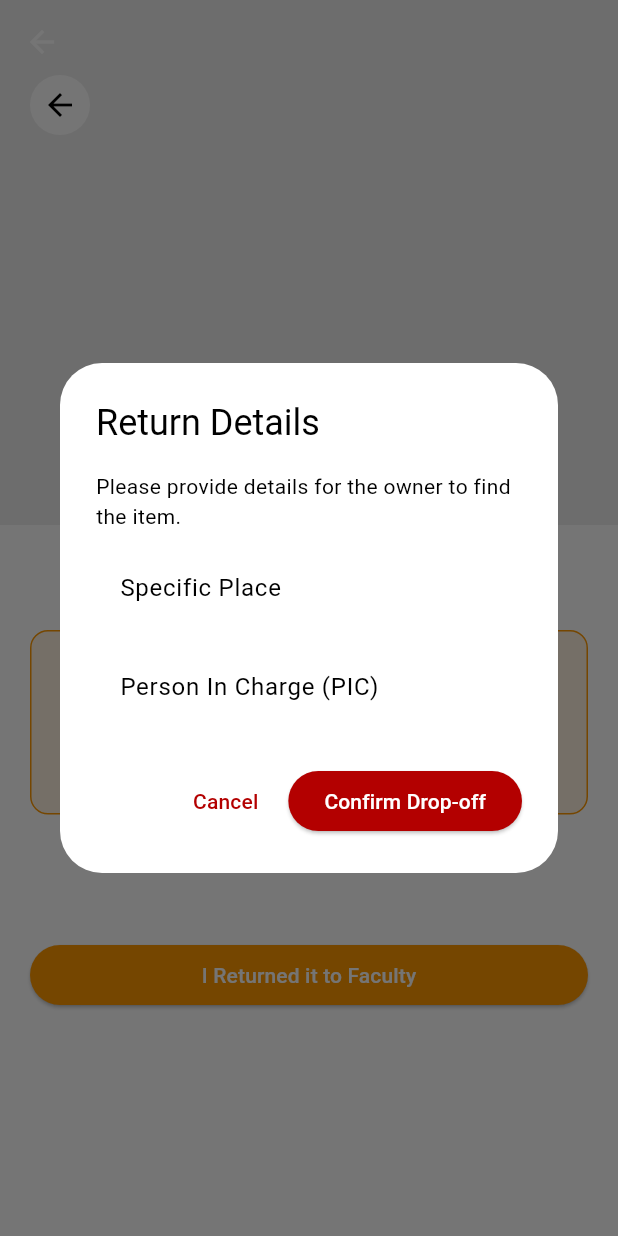
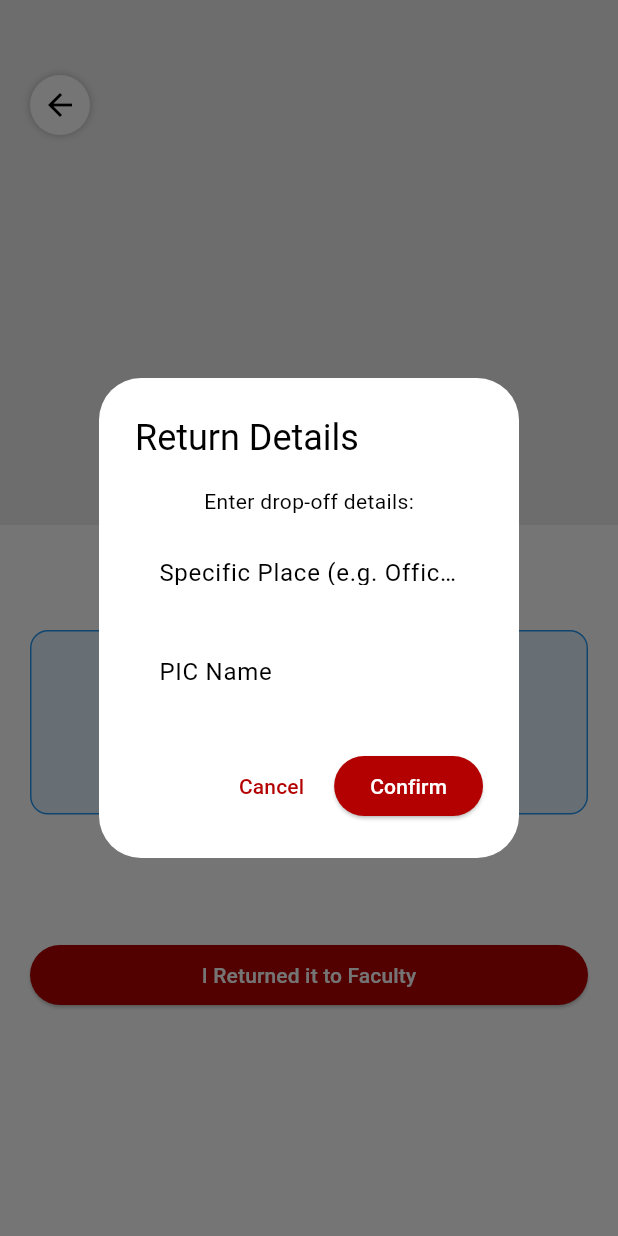
Before and after one commit to alfsyhm1/upm_lost_found, a Flutter app: the ItemDetailScreen screen opened directly with empty values, after a tap on "I Returned it to Faculty", on a phone screen of 412 x 824 dp. Run offline on Flutter 3.47's test engine with Material 3 defaults, Android fonts, the phone set to English and light mode, and no system bars; our stand-ins replace badges, confetti, flutter_map, geocoding, geolocator, image_picker and 4 more; missing offline and left inert: google_mlkit_image_labeling; accounts and stored records are empty.

Commit message:
all good. googlemap issue

```diff
--- a/lib/screens/item_detail_screen.dart
+++ b/lib/screens/item_detail_screen.dart
@@ -1,19 +1,36 @@
 import 'package:flutter/material.dart';
 import 'package:supabase_flutter/supabase_flutter.dart';
+import 'package:url_launcher/url_launcher.dart'; // REQUIRED PACKAGE
 import '../models/item_model.dart';
+import '../models/faculty_model.dart'; // To get coordinates
 import 'chat_screen.dart';
-import 'route_map_screen.dart';
 
 class ItemDetailScreen extends StatelessWidget {
   final Item item;
   const ItemDetailScreen({super.key, required this.item});
 
-  // --- UPDATED: Ask for PIC and Specific Place ---
+  Future<void> _launchMaps() async {
+    try {
+      // Find the faculty node to get coordinates
+      final node = facultyNodes.firstWhere((n) => n.name == item.dropOffNode);
+      final url = Uri.parse("https://www.google.com/maps/search/?api=1&query=${node.latitude},${node.longitude}");
+
+      if (await canLaunchUrl(url)) {
+        await launchUrl(url, mode: LaunchMode.externalApplication);
+      } else {
+        throw 'Could not launch maps';
+      }
+    } catch (e) {
+      // Fallback if name doesn't match perfectly
+      final fallbackUrl = Uri.parse("https://www.google.com/maps/search/?api=1&query=${Uri.encodeComponent(item.dropOffNode!)}");
+      launchUrl(fallbackUrl, mode: LaunchMode.externalApplication);
+    }
+  }
+
   Future<void> _markAsReturnedToFaculty(BuildContext context) async {
     final picController = TextEditingController();
     final locationController = TextEditingController();
 
-    // 1. Show Dialog to get details
     final shouldProceed = await showDialog<bool>(
       context: context,
       builder: (ctx) => AlertDialog(
@@ -21,86 +38,41 @@ class ItemDetailScreen extends StatelessWidget {
         content: Column(
           mainAxisSize: MainAxisSize.min,
           children: [
-            const Text("Please provide details for the owner to find the item."),
+            const Text("Enter drop-off details:"),
             const SizedBox(height: 10),
-            TextField(
-              controller: locationController,
-              decoration: const InputDecoration(
-                labelText: "Specific Place",
-                hintText: "e.g., General Office / Lecturer Room",
-                border: OutlineInputBorder(),
-              ),
-            ),
+            TextField(controller: locationController, decoration: const InputDecoration(labelText: "Specific Place (e.g. Office)", border: OutlineInputBorder())),
             const SizedBox(height: 10),
-            TextField(
-              controller: picController,
-              decoration: const InputDecoration(
-                labelText: "Person In Charge (PIC)",
-                hintText: "e.g., Dr. Maslina / Mr. Ahmad",
-                border: OutlineInputBorder(),
-              ),
-            ),
+            TextField(controller: picController, decoration: const InputDecoration(labelText: "PIC Name", border: OutlineInputBorder())),
           ],
         ),
         actions: [
           TextButton(onPressed: () => Navigator.pop(ctx, false), child: const Text("Cancel")),
-          ElevatedButton(
-            onPressed: () => Navigator.pop(ctx, true),
-            child: const Text("Confirm Drop-off"),
-          ),
+          ElevatedButton(onPressed: () => Navigator.pop(ctx, true), child: const Text("Confirm")),
         ],
       ),
     );
 
     if (shouldProceed != true) return;
 
-    // 2. Formulate the new status message
-    String specificLoc = locationController.text.isEmpty ? "General Office" : locationController.text;
-    String picName = picController.text.isEmpty ? "Staff on duty" : picController.text;
+    String newDesc = "[AT FACULTY: ${item.dropOffNode}]\n📍 Place: ${locationController.text}\n👤 PIC: ${picController.text}\n\n${item.description}";
 
-    String newDesc = "[AT FACULTY: ${item.dropOffNode}]\n"
-        "📍 Specific Location: $specificLoc\n"
-        "👤 PIC: $picName\n\n"
-        "--- Original Description ---\n${item.description}";
-
-    // 3. Update Database
-    await Supabase.instance.client.from('items').update({
-      'description': newDesc,
-    }).eq('id', item.id);
+    await Supabase.instance.client.from('items').update({'description': newDesc}).eq('id', item.id);
 
     if (context.mounted) {
       Navigator.pop(context);
-      ScaffoldMessenger.of(context).showSnackBar(const SnackBar(content: Text("Status Updated: Item details saved!")));
+      ScaffoldMessenger.of(context).showSnackBar(const SnackBar(content: Text("Item updated!")));
     }
   }
 
-  // --- STAGE 2: Item Collected ---
   Future<void> _markAsCollected(BuildContext context) async {
-    final confirm = await showDialog<bool>(
-      context: context,
-      builder: (ctx) => AlertDialog(
-        title: const Text("Case Solved?"),
-        content: const Text("Has this item been successfully collected? This will remove the post."),
-        actions: [
-          TextButton(onPressed: () => Navigator.pop(ctx, false), child: const Text("Cancel")),
-          TextButton(onPressed: () => Navigator.pop(ctx, true), child: const Text("Yes, Collected")),
-        ],
-      ),
-    );
-
-    if (confirm == true) {
-      try {
-        await Supabase.instance.client.from('messages').delete().eq('item_id', item.id);
-        await Supabase.instance.client.from('items').delete().eq('id', item.id);
-
-        if (context.mounted) {
-          Navigator.pop(context);
-          ScaffoldMessenger.of(context).showSnackBar(const SnackBar(content: Text("Case Resolved! 🎉")));
-        }
-      } catch (e) {
-        if (context.mounted) ScaffoldMessenger.of(context).showSnackBar(SnackBar(content: Text("Error: $e")));
+    try {
+      await Supabase.instance.client.from('messages').delete().eq('item_id', item.id);
+      await Supabase.instance.client.from('items').delete().eq('id', item.id);
+      if (context.mounted) {
+        Navigator.pop(context);
+        ScaffoldMessenger.of(context).showSnackBar(const SnackBar(content: Text("Case Solved! 🎉")));
       }
-    }
+    } catch (_) {}
   }
 
   void _verifyAndClaim(BuildContext context) {
@@ -108,53 +80,8 @@ class ItemDetailScreen extends StatelessWidget {
       _openChat(context, verifiedFirstTry: false);
       return;
     }
-
-    showDialog(
-      context: context,
-      builder: (ctx) {
-        String? selectedAnswer;
-        final textController = TextEditingController();
-        int attempts = 0;
-        bool isMultipleChoice = item.verificationOptions.isNotEmpty;
-
-        return StatefulBuilder(builder: (context, setState) {
-          return AlertDialog(
-            title: const Text("Security Check"),
-            content: Column(
-              mainAxisSize: MainAxisSize.min,
-              children: [
-                Text(item.verificationQuestion!, style: const TextStyle(fontWeight: FontWeight.bold)),
-                const SizedBox(height: 15),
-                if (isMultipleChoice)
-                  ...item.verificationOptions.map((option) => RadioListTile(
-                    title: Text(option),
-                    value: option,
-                    groupValue: selectedAnswer,
-                    onChanged: (val) => setState(() => selectedAnswer = val as String),
-                  ))
-                else
-                  TextField(controller: textController, decoration: const InputDecoration(labelText: "Answer"))
-              ],
-            ),
-            actions: [
-              ElevatedButton(
-                onPressed: () {
-                  attempts++;
-                  String finalAnswer = isMultipleChoice ? (selectedAnswer ?? "") : textController.text.trim();
-                  if (finalAnswer.toLowerCase() == item.verificationAnswer?.toLowerCase()) {
-                    Navigator.pop(ctx);
-                    _openChat(context, verifiedFirstTry: attempts == 1);
-                  } else {
-                    ScaffoldMessenger.of(context).showSnackBar(const SnackBar(content: Text("Incorrect!"), backgroundColor: Colors.red));
-                  }
-                },
-                child: const Text("Verify"),
-              )
-            ],
-          );
-        });
-      },
-    );
+    // ... verification logic ...
+    _openChat(context, verifiedFirstTry: false);
   }
 
   void _openChat(BuildContext context, {required bool verifiedFirstTry}) async {
@@ -188,6 +115,7 @@ class ItemDetailScreen extends StatelessWidget {
             slivers: [
               SliverAppBar(
                 expandedHeight: 350,
+                automaticallyImplyLeading: false, // FIX: Removes the default back button
                 flexibleSpace: FlexibleSpaceBar(
                   background: item.imageUrls.isNotEmpty
                       ? Image.network(item.imageUrls[0], fit: BoxFit.cover)
@@ -204,9 +132,9 @@ class ItemDetailScreen extends StatelessWidget {
                       Container(
                         padding: const EdgeInsets.all(15),
                         decoration: BoxDecoration(
-                          color: isAtFaculty ? Colors.green.shade50 : Colors.orange.shade50,
+                          color: isAtFaculty ? Colors.green.shade50 : Colors.blue.shade50,
                           borderRadius: BorderRadius.circular(12),
-                          border: Border.all(color: isAtFaculty ? Colors.green : Colors.orange),
+                          border: Border.all(color: isAtFaculty ? Colors.green : Colors.blue),
                         ),
                         child: Column(
                           children: [
@@ -215,8 +143,8 @@ class ItemDetailScreen extends StatelessWidget {
                             if (!isAtFaculty)
                               ElevatedButton.icon(
                                 icon: const Icon(Icons.map, size: 16),
-                                label: const Text("Show Route (Dijkstra)"),
-                                onPressed: () => Navigator.push(context, MaterialPageRoute(builder: (_) => RouteMapScreen(destinationName: item.dropOffNode!))),
+                                label: const Text("Open in Google Maps"),
+                                onPressed: _launchMaps, // FIX: Opens Google Maps
                               )
                           ],
                         ),
@@ -227,11 +155,7 @@ class ItemDetailScreen extends StatelessWidget {
                     const SizedBox(height: 40),
                     if (isFinder) ...[
                       if (!isAtFaculty && item.dropOffNode != null)
-                        ElevatedButton(
-                          onPressed: () => _markAsReturnedToFaculty(context),
-                          style: ElevatedButton.styleFrom(backgroundColor: Colors.orange, foregroundColor: Colors.white),
-                          child: const Text("I Returned it to Faculty"),
-                        ),
+                        ElevatedButton(onPressed: () => _markAsReturnedToFaculty(context), child: const Text("I Returned it to Faculty")),
                       if (isAtFaculty)
                         ElevatedButton(onPressed: () => _markAsCollected(context), child: const Text("Mark Collected")),
                     ] else ...[
@@ -244,7 +168,18 @@ class ItemDetailScreen extends StatelessWidget {
               ),
             ],
           ),
-          Positioned(top: 50, left: 20, child: GestureDetector(onTap: () => Navigator.pop(context), child: const CircleAvatar(backgroundColor: Colors.white, child: Icon(Icons.arrow_back, color: Colors.black)))),
+          // Custom Back Button (The only one that remains)
+          Positioned(
+            top: 50, left: 20,
+            child: GestureDetector(
+              onTap: () => Navigator.pop(context),
+              child: Container(
+                padding: const EdgeInsets.all(8),
+                decoration: BoxDecoration(color: Colors.white, shape: BoxShape.circle, boxShadow: [BoxShadow(color: Colors.black26, blurRadius: 4)]),
+                child: const Icon(Icons.arrow_back, color: Colors.black)
+              )
+            )
+          ),
         ],
       ),
     );
```
Also changed, not shown: lib/screens/report_screen.dart (+30 -32 lines).
